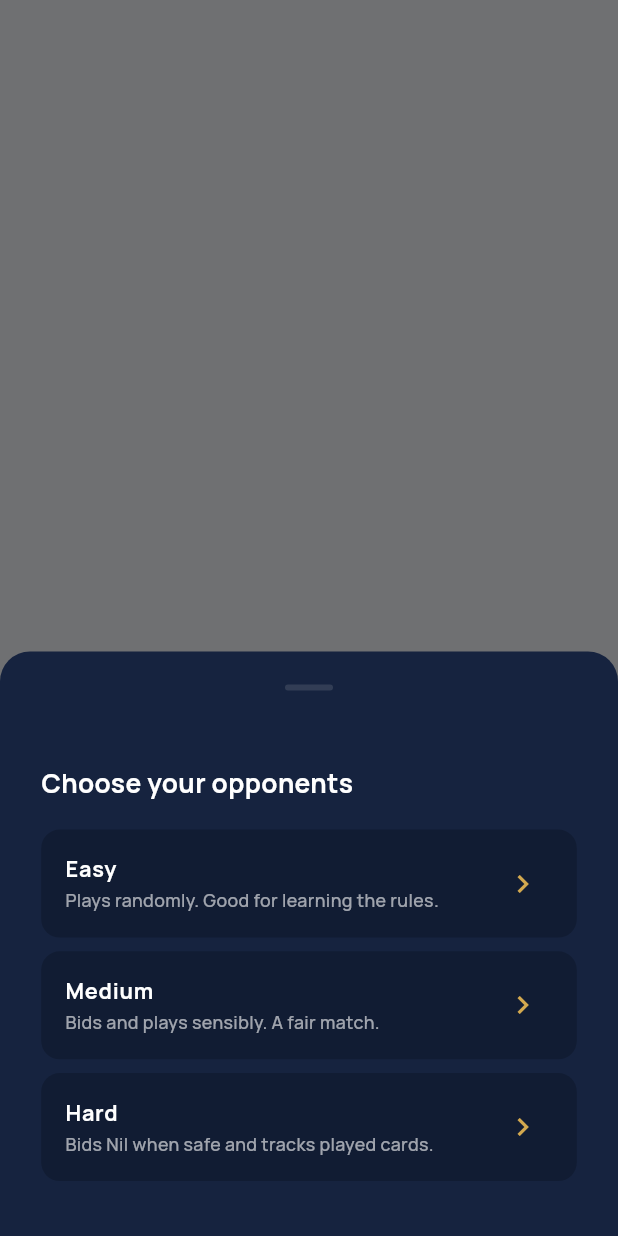
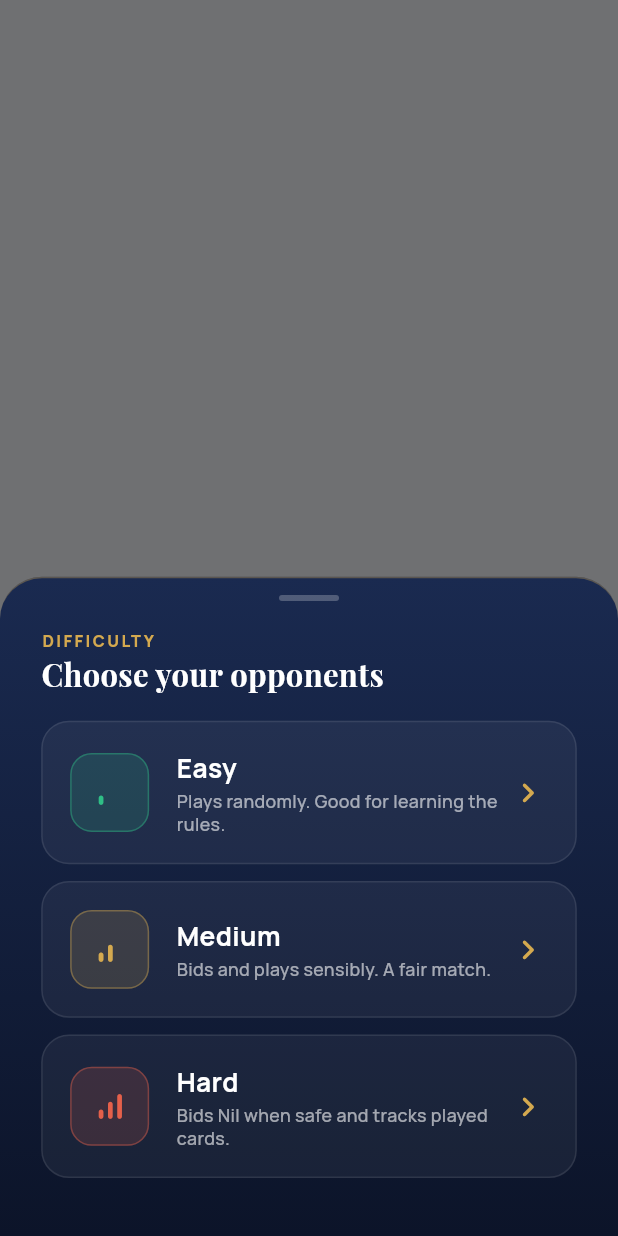
Before and after one commit to Gulshid/Card-Game, a Flutter app: what show() shows on an empty page, opened directly, on a phone screen of 412 x 824 dp. Run offline on Flutter 3.47's test engine with Material 3 defaults, Android fonts, the light colour scheme and no system bars; our stand-ins replace audioplayers, equatable, flutter_bloc, flutter_screenutil, get_it, go_router and 3 more; accounts and stored records are empty; statements that could not run were skipped.

Commit message:
difficulties select is updated

```diff
--- a/card_game/lib/features/game/Presentation/widgets/difficulty_select_sheet.dart
+++ b/card_game/lib/features/game/Presentation/widgets/difficulty_select_sheet.dart
@@ -3,6 +3,7 @@ import 'package:card_game/core/theme/app_colors.dart';
 import 'package:card_game/core/theme/app_text_styles.dart';
 import 'package:card_game/features/game/domain/ai/ai_difficulty.dart';
 import 'package:flutter/material.dart';
+import 'package:flutter_screenutil/flutter_screenutil.dart';
 
 /// Bottom sheet the Home screen shows before starting a single-player
 /// match, so the player picks a bot difficulty up front rather than
@@ -13,8 +14,9 @@ class DifficultySelectSheet extends StatelessWidget {
   static Future<AiDifficulty?> show(BuildContext context) {
     return showModalBottomSheet<AiDifficulty>(
       context: context,
-      backgroundColor: AppColors.surfaceDark,
-      shape: const RoundedRectangleBorder(borderRadius: BorderRadius.vertical(top: Radius.circular(20))),
+      backgroundColor: Colors.transparent,
+      showDragHandle: false,
+      isScrollControlled: true,
       builder: (_) => const DifficultySelectSheet(),
     );
   }
@@ -25,32 +27,130 @@ class DifficultySelectSheet extends StatelessWidget {
     AiDifficulty.hard: 'Bids Nil when safe and tracks played cards.',
   };
 
+  static const Map<AiDifficulty, IconData> _icons = {
+    AiDifficulty.easy: Icons.signal_cellular_alt_1_bar_rounded,
+    AiDifficulty.medium: Icons.signal_cellular_alt_2_bar_rounded,
+    AiDifficulty.hard: Icons.signal_cellular_alt_rounded,
+  };
+
+  static const Map<AiDifficulty, Color> _tints = {
+    AiDifficulty.easy: AppColors.success,
+    AiDifficulty.medium: AppColors.gold,
+    AiDifficulty.hard: AppColors.danger,
+  };
+
   @override
   Widget build(BuildContext context) {
-    return SafeArea(
+    return Container(
+      decoration: BoxDecoration(
+        gradient: const LinearGradient(
+          begin: Alignment.topCenter,
+          end: Alignment.bottomCenter,
+          colors: [Color(0xFF1A2A50), Color(0xFF0C1429)],
+        ),
+        borderRadius: const BorderRadius.vertical(top: Radius.circular(28)),
+        border: Border(top: BorderSide(color: AppColors.gold.withValues(alpha: 0.35))),
+      ),
+      child: Material(
+        type: MaterialType.transparency,
+        child: SafeArea(
+        top: false,
         child: Padding(
-        padding: EdgeInsets.all(AppSpacing.lg),
+          padding: EdgeInsets.fromLTRB(AppSpacing.lg, AppSpacing.sm + 2, AppSpacing.lg, AppSpacing.lg),
           child: Column(
             mainAxisSize: MainAxisSize.min,
             crossAxisAlignment: CrossAxisAlignment.start,
             children: [
-            Text('Choose your opponents', style: AppTextStyles.h2(Colors.white)),
+              Center(
+                child: Container(
+                  width: 40,
+                  height: 4,
+                  decoration: BoxDecoration(color: Colors.white24, borderRadius: BorderRadius.circular(4)),
+                ),
+              ),
+              SizedBox(height: AppSpacing.md),
+              Text('DIFFICULTY', style: AppTextStyles.overline(AppColors.gold)),
+              SizedBox(height: 4.h),
+              Text('Choose your opponents', style: AppTextStyles.title(Colors.white)),
               SizedBox(height: AppSpacing.md),
               for (final difficulty in AiDifficulty.values)
                 Padding(
-                padding: EdgeInsets.only(bottom: AppSpacing.sm),
-                child: ListTile(
+                  padding: EdgeInsets.only(bottom: AppSpacing.sm + 2),
+                  child: _DifficultyTile(
+                    label: difficulty.label,
+                    blurb: _blurbs[difficulty]!,
+                    icon: _icons[difficulty]!,
+                    tint: _tints[difficulty]!,
                     onTap: () => Navigator.of(context).pop(difficulty),
-                  tileColor: AppColors.navy,
-                  shape: RoundedRectangleBorder(borderRadius: BorderRadius.circular(AppRadius.md)),
-                  title: Text(difficulty.label, style: AppTextStyles.bodyStrong(Colors.white)),
-                  subtitle: Text(_blurbs[difficulty]!, style: AppTextStyles.caption(Colors.white60)),
-                  trailing: const Icon(Icons.chevron_right, color: AppColors.gold),
                   ),
                 ),
             ],
           ),
         ),
+      ),
+      ),
     );
   }
 }
+
+class _DifficultyTile extends StatelessWidget {
+  const _DifficultyTile({
+    required this.label,
+    required this.blurb,
+    required this.icon,
+    required this.tint,
+    required this.onTap,
+  });
+
+  final String label;
+  final String blurb;
+  final IconData icon;
+  final Color tint;
+  final VoidCallback onTap;
+
+  @override
+  Widget build(BuildContext context) {
+    final BorderRadius br = BorderRadius.circular(AppRadius.lg);
+    return Ink(
+      decoration: BoxDecoration(
+        color: Colors.white.withValues(alpha: 0.05),
+        borderRadius: br,
+        border: Border.all(color: Colors.white.withValues(alpha: 0.09)),
+      ),
+      child: InkWell(
+        onTap: onTap,
+        borderRadius: br,
+        splashColor: tint.withValues(alpha: 0.18),
+        child: Padding(
+          padding: EdgeInsets.all(AppSpacing.md),
+          child: Row(
+            children: [
+              Container(
+                width: 46.w,
+                height: 46.w,
+                decoration: BoxDecoration(
+                  color: tint.withValues(alpha: 0.16),
+                  borderRadius: BorderRadius.circular(14.r),
+                  border: Border.all(color: tint.withValues(alpha: 0.4)),
+                ),
+                child: Icon(icon, color: tint, size: 24.sp),
+              ),
+              SizedBox(width: AppSpacing.md),
+              Expanded(
+                child: Column(
+                  crossAxisAlignment: CrossAxisAlignment.start,
+                  children: [
+                    Text(label, style: AppTextStyles.h2(Colors.white)),
+                    SizedBox(height: 2.h),
+                    Text(blurb, style: AppTextStyles.caption(Colors.white60)),
+                  ],
+                ),
+              ),
+              Icon(Icons.chevron_right_rounded, color: AppColors.gold, size: 26.sp),
+            ],
+          ),
+        ),
+      ),
+    );
+  }
+}
```
Lines whose indentation alone changed are shown as unchanged.
